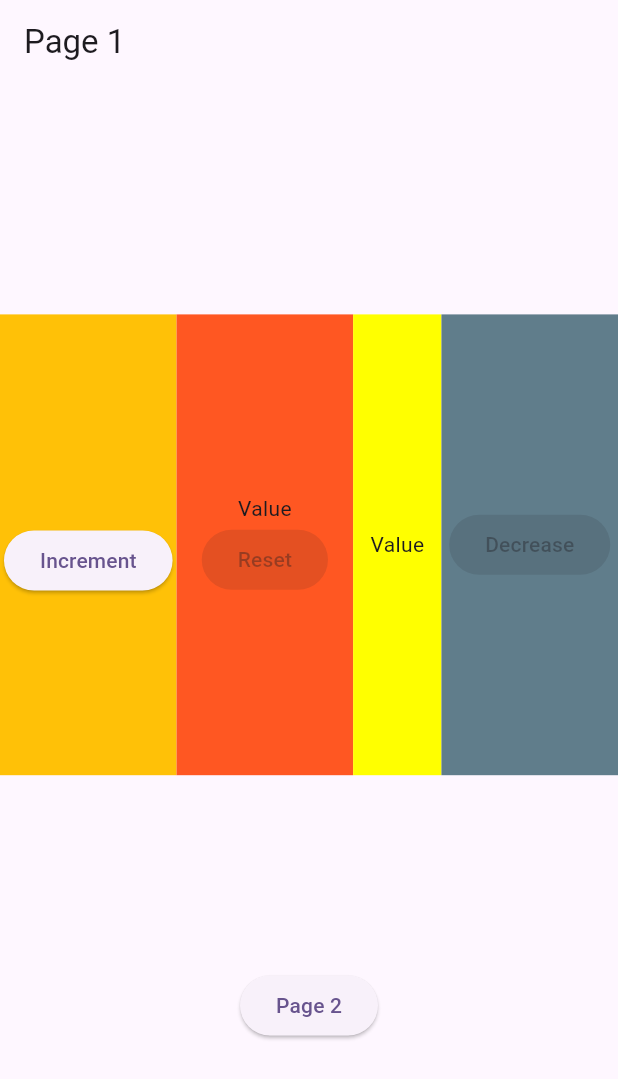
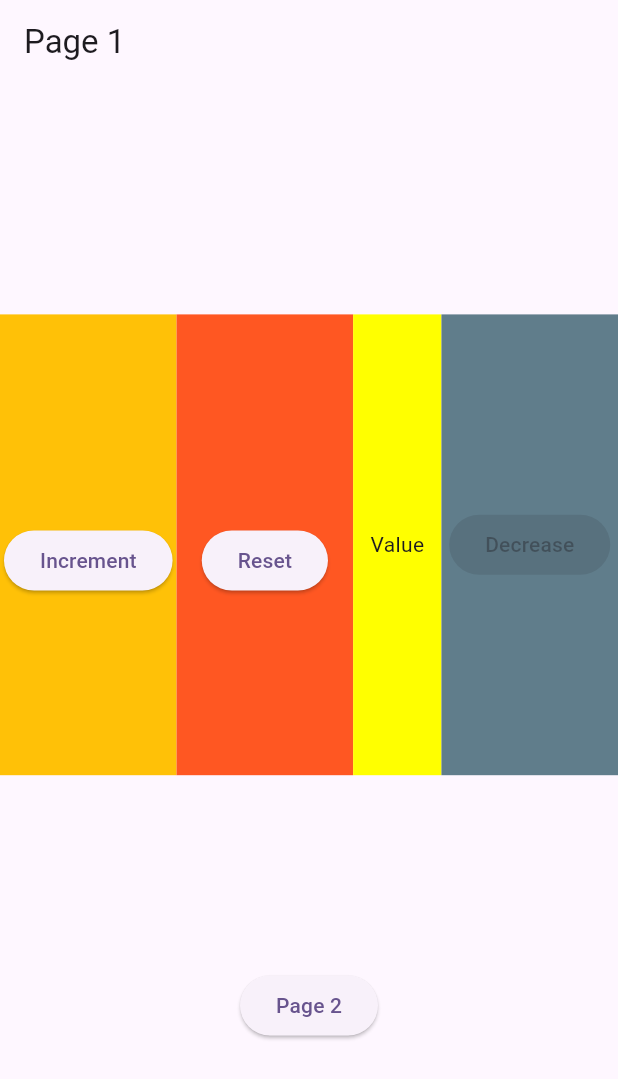
Before and after one commit to jgayon/GetxState, a Flutter app: the screen it shows after launch, on a phone screen of 412 x 824 dp. Shown: the top 1079 px of the screen. Run offline on Flutter 3.47's test engine with Material 3 defaults, Android fonts, the phone set to English and light mode, and no system bars; our stand-ins replace get.

Commit message:
Update w2.dart

```diff
--- a/lib/ui/widgets/w2.dart
+++ b/lib/ui/widgets/w2.dart
@@ -1,19 +1,23 @@
+import 'package:f_getxstate_demo/controllers/Countercontroller.dart';
 import 'package:flutter/material.dart';
+import 'package:get/get.dart';
+import 'package:get/get_state_manager/src/rx_flutter/rx_obx_widget.dart';
 
 class W2 extends StatelessWidget {
   const W2({super.key});
 
   @override
   Widget build(BuildContext context) {
+    CountController controller = Get.find();
     return Container(
       color: Colors.deepOrange,
       child: Column(
         mainAxisAlignment: MainAxisAlignment.center,
         children: [
-          Text('Value'),
+          Obx(()=>Text('${controller.value1}')),
           ElevatedButton(
               key: const Key('resetButton'),
-              onPressed: null,
+              onPressed: () => controller.reset(),
               child: Text('Reset'))
         ],
       ),
```
